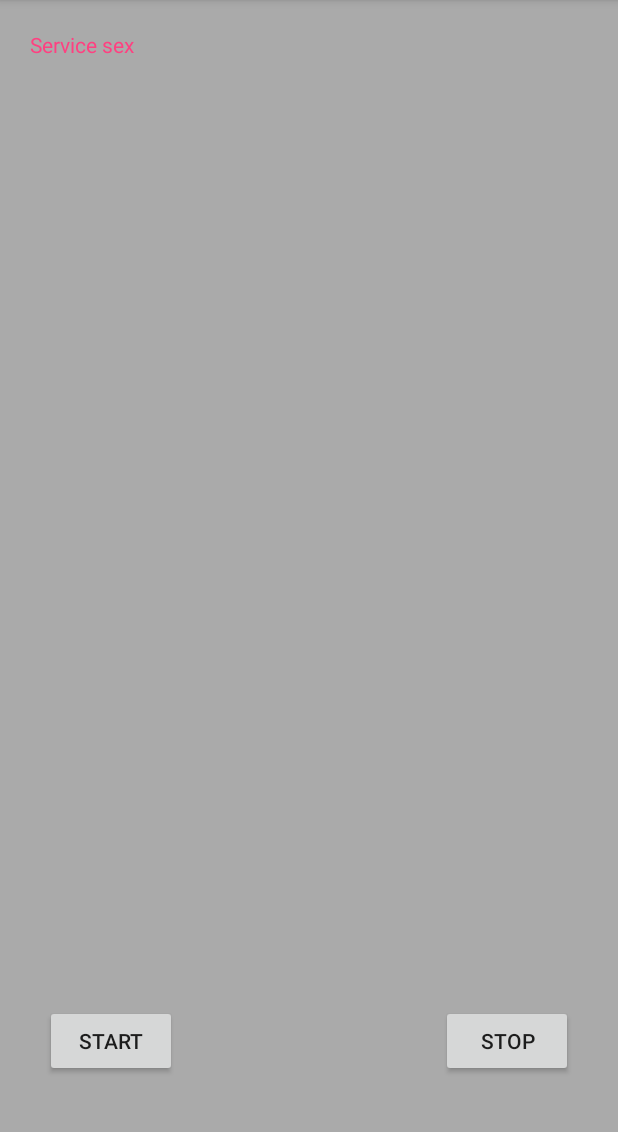
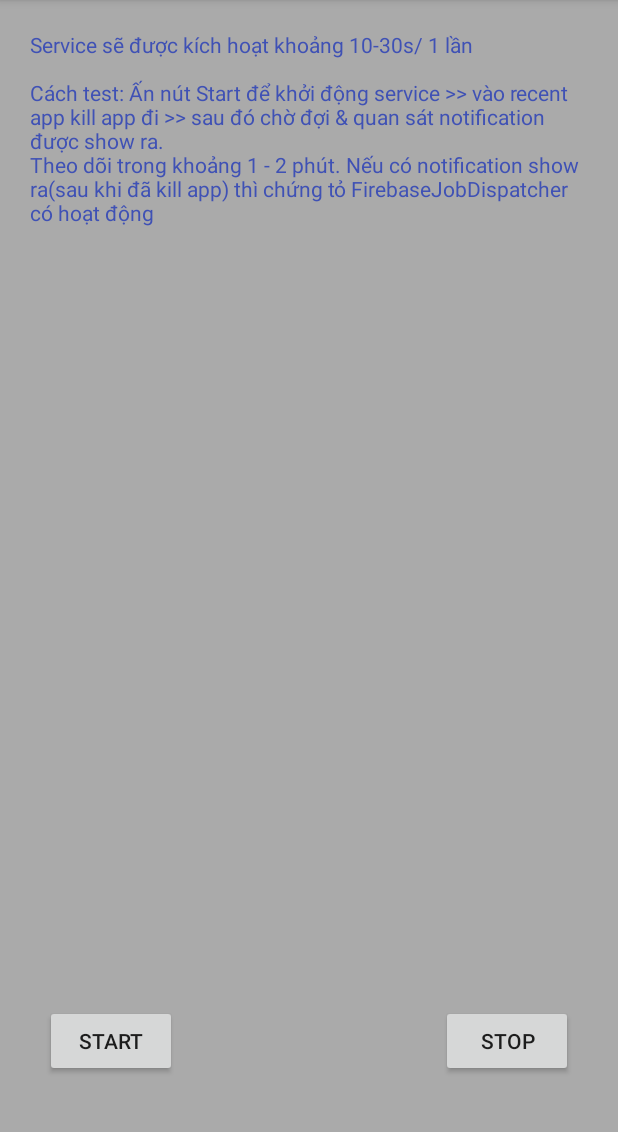
Before and after one commit to hungdtbk/ServiceTest, an Android app: the fragment FirebaseJobDispatcherFragment placed in its activity, on a phone screen of 412 x 824 dp, the part 84-1216 px from its top. Run offline under Robolectric (Android 15) with nearby library versions, the phone set to English and light mode, and no system bars; our stand-ins replace ButterKnife.

Commit message:
add description

```diff
--- a/app/src/main/java/com/tohsoft/servicetest/ui/FirebaseJobDispatcherFragment.java
+++ b/app/src/main/java/com/tohsoft/servicetest/ui/FirebaseJobDispatcherFragment.java
@@ -8,7 +8,11 @@ import com.tohsoft.servicetest.service.firebasejobdispatcher.MyJobService;
 public class FirebaseJobDispatcherFragment extends BaseServiceFragment {
     @Override
     protected String getDescriptionText() {
-        return "Service sex ";
+        return "Service sẽ được kích hoạt khoảng 10-30s/ 1 lần" +
+                "\n\nCách test: Ấn nút Start để khởi động service >> vào recent app kill app đi " +
+                ">> sau đó chờ đợi & quan sát notification được show ra." +
+                "\nTheo dõi trong khoảng 1 - 2 phút. " +
+                "Nếu có notification show ra(sau khi đã kill app) thì chứng tỏ FirebaseJobDispatcher có hoạt động";
     }
 
     @Override
--- a/app/src/main/java/com/tohsoft/servicetest/ui/WorkManagerFragment.java
+++ b/app/src/main/java/com/tohsoft/servicetest/ui/WorkManagerFragment.java
@@ -14,7 +14,11 @@ import androidx.work.WorkManager;
 public class WorkManagerFragment extends BaseServiceFragment {
     @Override
     protected String getDescriptionText() {
-        return "";
+        return "Service sẽ được kích hoạt khoảng 15 phút/ 1 lần" +
+                "\n\nCách test: Ấn nút Start để khởi động service >> vào recent app kill app đi " +
+                ">> sau đó chờ đợi & quan sát notification được show ra." +
+                "\nTheo dõi trong khoảng 15-17 phút. " +
+                "Nếu có notification show ra(sau khi đã kill app) thì chứng tỏ WorkManager có hoạt động";
     }
 
     @Override
--- a/app/src/main/res/layout/fragment_base_main.xml
+++ b/app/src/main/res/layout/fragment_base_main.xml
@@ -11,7 +11,7 @@
         android:layout_width="match_parent"
         android:layout_above="@id/btn_start"
         android:padding="20dp"
-        android:textColor="@color/colorAccent"
+        android:textColor="@color/colorPrimary"
         android:text="Mô tả về cách hoạt động của service này và cách để test nó"
         android:layout_height="match_parent" />
     <Button
```
